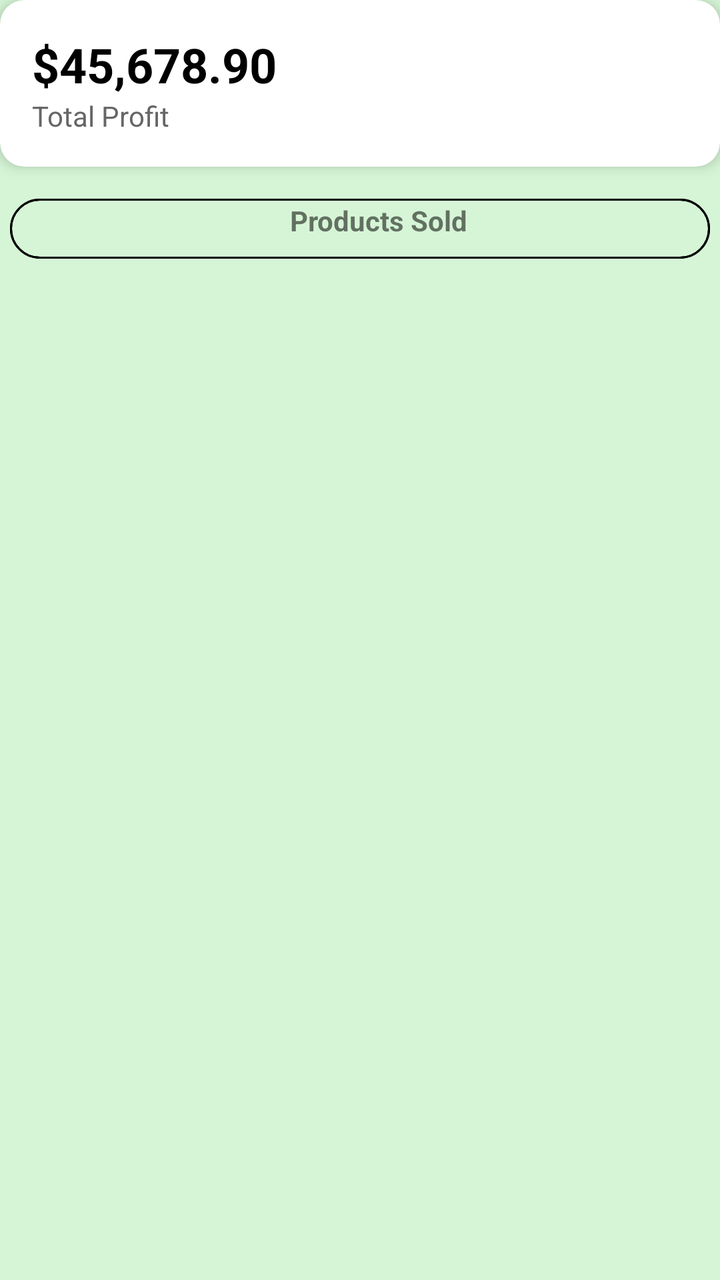
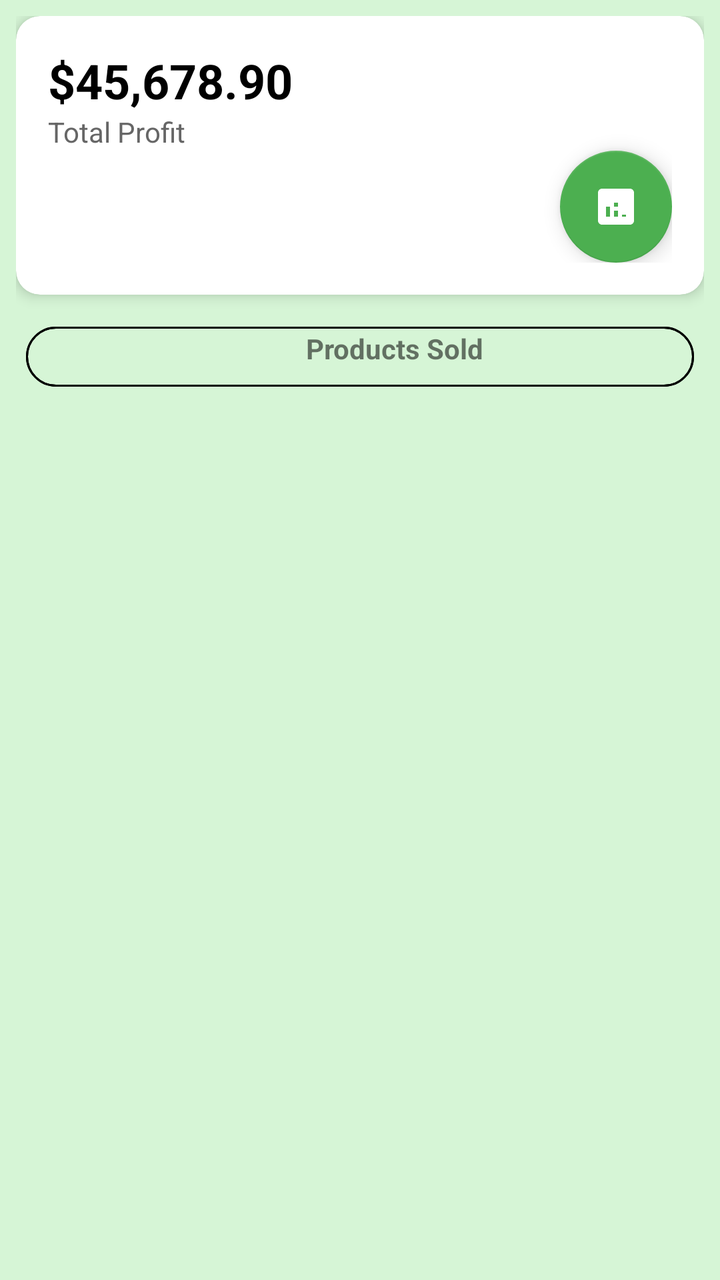

Before-and-after screenshots of an Android layout around one commit, followed by the original layout XML and the change that was made.
<!-- AndroidManifest.xml: application theme Theme.MyApp -->
<!-- res/layout/dashboard.xml -->
<LinearLayout xmlns:android="http://schemas.android.com/apk/res/android"
    xmlns:card_view="http://schemas.android.com/apk/res-auto"
    xmlns:tools="http://schemas.android.com/tools"
    android:layout_width="match_parent"
    android:layout_height="match_parent"
    xmlns:app="http://schemas.android.com/apk/res-auto"
    android:orientation="vertical"
    android:background="#D6F5D6"
    >

    
    <androidx.cardview.widget.CardView
        android:layout_width="match_parent"
        android:layout_height="wrap_content"
        card_view:cardCornerRadius="12dp"
        card_view:cardElevation="4dp"
        android:layout_marginBottom="16dp">

        <LinearLayout
            android:layout_width="match_parent"
            android:layout_height="wrap_content"
            android:orientation="vertical"
            android:padding="16dp">

            <TextView
                android:id="@+id/Sales_Profit"
                android:layout_width="wrap_content"
                android:layout_height="wrap_content"
                android:text="$45,678.90"
                android:textSize="24sp"
                android:textStyle="bold"
                android:textColor="#000" />

            <TextView
                android:id="@+id/tvSubtitle"
                android:layout_width="wrap_content"
                android:layout_height="wrap_content"
                android:text="Total Profit"
                android:textSize="14sp"
                android:textColor="#666" />
        </LinearLayout>
    </androidx.cardview.widget.CardView>

    
    <LinearLayout
        android:layout_width="match_parent"
        android:layout_height="wrap_content"
        android:orientation="horizontal"
        android:weightSum="2"
        android:layout_marginBottom="12dp">

        

        

        



        <LinearLayout
            android:layout_width="match_parent"
            android:layout_height="wrap_content"
            android:layout_marginLeft="5dp"
            android:layout_marginRight="5dp"
            android:layout_weight="1"
            android:background="@drawable/rounded_corner"
            android:orientation="vertical">
            <LinearLayout
                android:layout_width="match_parent"
                android:layout_height="30dp"
                android:paddingBottom="8dp"
                android:background="@drawable/rounded_corner">
                <TextView
                    android:layout_width="166dp"
                    android:layout_height="wrap_content"
                    android:layout_gravity="center"
                    android:layout_marginLeft="140dp"
                    android:text="Products Sold"
                    android:textStyle="bold" />
            </LinearLayout>


            <androidx.recyclerview.widget.RecyclerView
                android:id="@+id/recyclerSold"
                android:layout_width="match_parent"
                android:layout_height="wrap_content"
                android:contentDescription="@string/invalid_password" />
        </LinearLayout>

        <LinearLayout
            android:layout_width="0dp"
            android:layout_height="wrap_content"
            android:layout_weight="1"
            android:background="@drawable/rounded_corner"
            android:orientation="vertical"/>
    </LinearLayout>

    

</LinearLayout>
<!-- resources referenced by this layout -->
<resources>
  <!-- drawable rounded_corner (drawable) -->
  <?xml version="1.0" encoding="utf-8"?>
  <shape xmlns:android="http://schemas.android.com/apk/res/android"
      android:shape="rectangle">
      <corners android:radius="15dp"/>
      <stroke android:width="1dip" android:color="@color/black" />
  
  </shape>
  <string name="invalid_password">Password must be &gt;5 characters</string>
  <style name="Theme.MyApp" parent="Theme.AppCompat.Light.NoActionBar">
  
      </style>
  <color name="black">#FF000000</color>
</resources>

<!-- the commit's change to res/layout/dashboard.xml (unified diff, before → after) -->
@@ -6,7 +6,7 @@
     xmlns:app="http://schemas.android.com/apk/res-auto"
     android:orientation="vertical"
     android:background="#D6F5D6"
-    >
+    android:padding="8dp">
 
     
     <androidx.cardview.widget.CardView
@@ -18,7 +18,7 @@
 
         <LinearLayout
             android:layout_width="match_parent"
-            android:layout_height="wrap_content"
+            android:layout_height="match_parent"
             android:orientation="vertical"
             android:padding="16dp">
 
@@ -27,17 +27,28 @@
                 android:layout_width="wrap_content"
                 android:layout_height="wrap_content"
                 android:text="$45,678.90"
+                android:textColor="#000"
                 android:textSize="24sp"
-                android:textStyle="bold"
-                android:textColor="#000" />
+                android:textStyle="bold" />
 
             <TextView
                 android:id="@+id/tvSubtitle"
                 android:layout_width="wrap_content"
                 android:layout_height="wrap_content"
                 android:text="Total Profit"
-                android:textSize="14sp"
-                android:textColor="#666" />
+                android:textColor="#666"
+                android:textSize="14sp" />
+            
+            <com.google.android.material.floatingactionbutton.FloatingActionButton
+                android:id="@+id/fabAnalytics"
+                android:layout_width="wrap_content"
+                android:layout_height="wrap_content"
+                android:layout_gravity="bottom|end"
+                android:layout_margin="0dp"
+                android:src="@drawable/ic_analytics"
+                app:backgroundTint="#4CAF50"
+                app:rippleColor="#388E3C"
+                app:tint="@android:color/white" />
         </LinearLayout>
     </androidx.cardview.widget.CardView>
 
@@ -50,13 +61,6 @@
         android:layout_marginBottom="12dp">
 
         
-
-        
-
-        
-
-
-
         <LinearLayout
             android:layout_width="match_parent"
             android:layout_height="wrap_content"
@@ -79,7 +83,6 @@
                     android:textStyle="bold" />
             </LinearLayout>
 
-
             <androidx.recyclerview.widget.RecyclerView
                 android:id="@+id/recyclerSold"
                 android:layout_width="match_parent"
@@ -87,6 +90,7 @@
                 android:contentDescription="@string/invalid_password" />
         </LinearLayout>
 
+        
         <LinearLayout
             android:layout_width="0dp"
             android:layout_height="wrap_content"
@@ -95,6 +99,6 @@
             android:orientation="vertical"/>
     </LinearLayout>
 
-    
+
 
 </LinearLayout>
<!-- resource entries referenced after the edit -->
@@ -1,5 +1,16 @@
 <!-- resources referenced by this layout -->
 <resources>
+  <!-- drawable ic_analytics (drawable) -->
+  <vector xmlns:android="http://schemas.android.com/apk/res/android"
+      android:width="24dp"
+      android:height="24dp"
+      android:viewportWidth="24"
+      android:viewportHeight="24"
+      android:tint="#FFFFFF">
+      <path
+          android:fillColor="@android:color/white"
+          android:pathData="M19,3H5c-1.1,0 -2,0.9 -2,2v14c0,1.1 0.9,2 2,2h14c1.1,0 2,-0.9 2,-2V5c0,-1.1 -0.9,-2 -2,-2zM9,17H7v-5h2v5zM13,17h-2v-3h2v3zM13,12h-2v-2h2v2zM17,17h-2v-1h2v1z"/>
+  </vector>
   <!-- drawable rounded_corner (drawable) -->
   <?xml version="1.0" encoding="utf-8"?>
   <shape xmlns:android="http://schemas.android.com/apk/res/android"
